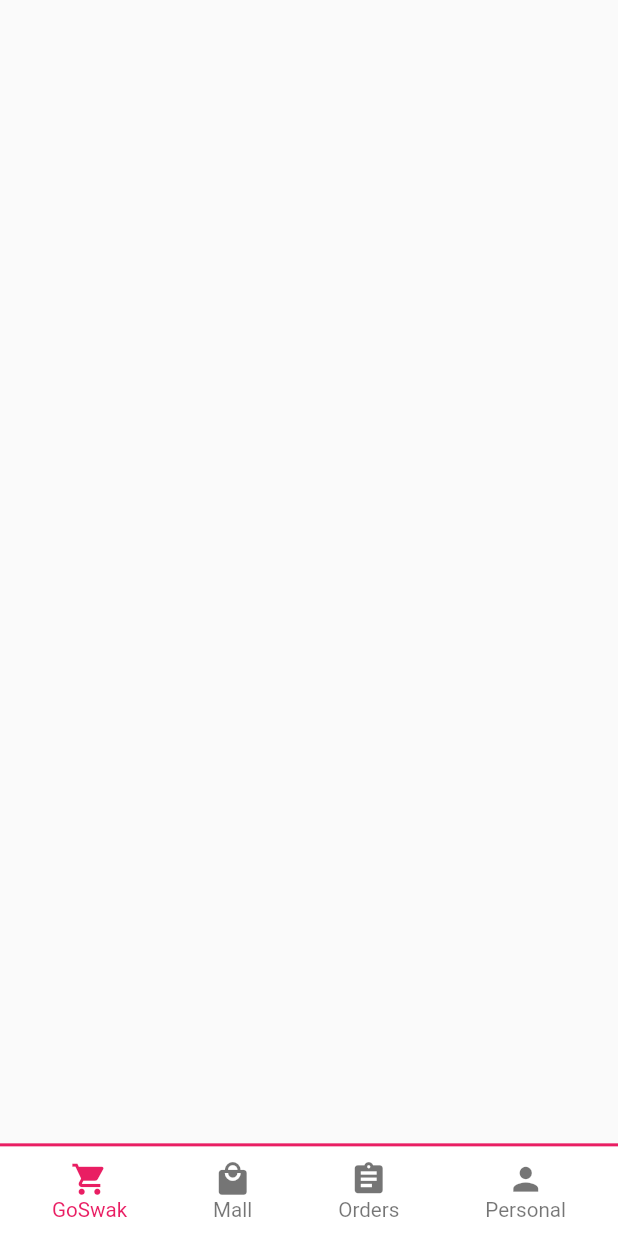
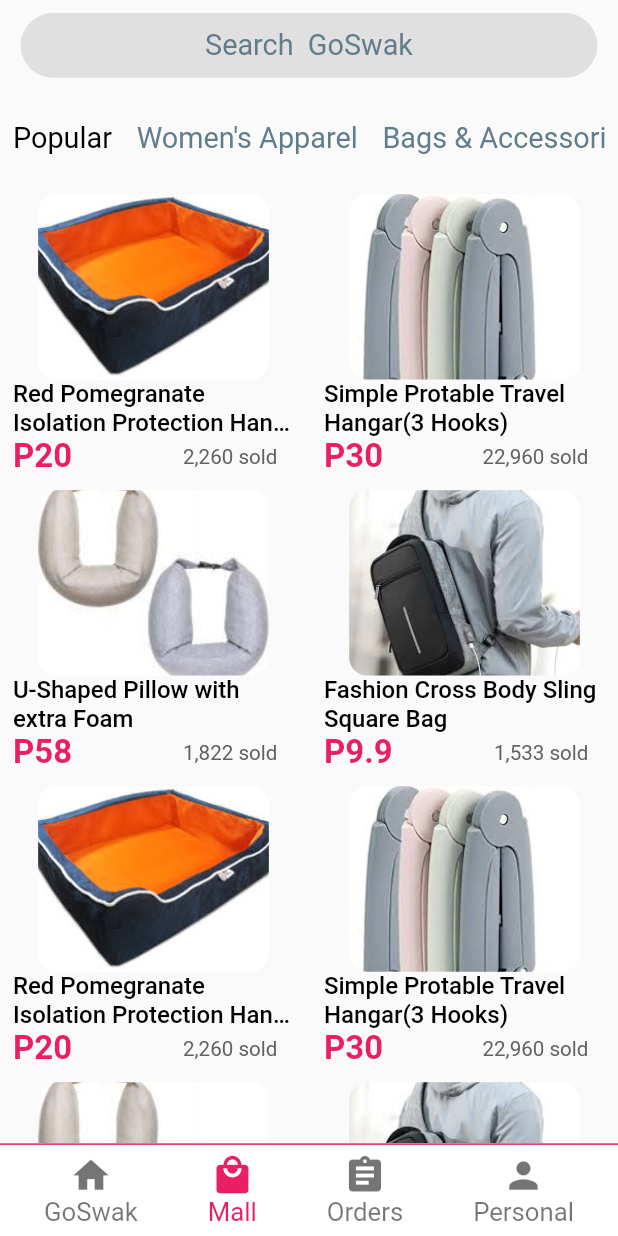
Before and after one commit to Divmak11/flutter_go_swak, a Flutter app: the screen it shows after launch, item 2 of the bottom bar chosen, on a phone screen of 412 x 824 dp. Run offline on Flutter 3.47's test engine with Material 2 defaults, Android fonts, the light colour scheme and no system bars; our stand-ins replace flutter_screenutil.

Commit message:
second commit

```diff
--- a/lib/main.dart
+++ b/lib/main.dart
@@ -1,4 +1,5 @@
 import 'package:flutter/material.dart';
+import 'package:fluttergoshak/screens/tab_screen.dart';
 
 import 'screens/homepage.dart';
 
@@ -16,7 +17,7 @@ class MyApp extends StatelessWidget {
         primarySwatch: Colors.blue,
         visualDensity: VisualDensity.adaptivePlatformDensity,
       ),
-      home: HomePage(),
+      home: TabScreen(),
     );
   }
 }
--- a/lib/model/data_class.dart
+++ b/lib/model/data_class.dart
@@ -19,4 +19,17 @@ class Coupon {
 
 class Product{
 
+  String productTitle;
+  String imagePath;
+  String amount;
+  String soldUnits;
+  String id;
+
+  Product({
+    this.id,
+    this.productTitle,
+    this.imagePath,
+    this.soldUnits,
+    this.amount
+});
 }
--- a/lib/model/dummy_data.dart
+++ b/lib/model/dummy_data.dart
@@ -49,3 +49,73 @@ class CouponData {
     ),
   ];
 }
+
+
+class ProductData{
+
+  List<Product> products = [
+
+    Product(
+      id: '1',
+      productTitle: 'Red Pomegranate Isolation Protection Hand Bag',
+      soldUnits: '2,260',
+      amount: '20',
+      imagePath: 'assets/products/bed.jpg'
+    ),
+
+    Product(
+        id: '2',
+        productTitle: 'Simple Protable Travel Hangar(3 Hooks)',
+        soldUnits: '22,960',
+        amount: '30',
+        imagePath: 'assets/products/travelhangar.jpg'
+    ),
+
+    Product(
+        id: '3',
+        productTitle: 'U-Shaped Pillow with extra Foam',
+        soldUnits: '1,822',
+        amount: '58',
+        imagePath: 'assets/products/pillow.jpg'
+    ),
+
+    Product(
+        id: '4',
+        productTitle: 'Fashion Cross Body Sling Square Bag',
+        soldUnits: '1,533',
+        amount: '9.9',
+        imagePath: 'assets/products/download.jpg'
+    ),
+    Product(
+        id: '1',
+        productTitle: 'Red Pomegranate Isolation Protection Hand Bag',
+        soldUnits: '2,260',
+        amount: '20',
+        imagePath: 'assets/products/bed.jpg'
+    ),
+
+    Product(
+        id: '2',
+        productTitle: 'Simple Protable Travel Hangar(3 Hooks)',
+        soldUnits: '22,960',
+        amount: '30',
+        imagePath: 'assets/products/travelhangar.jpg'
+    ),
+
+    Product(
+        id: '3',
+        productTitle: 'U-Shaped Pillow with extra Foam',
+        soldUnits: '1,822',
+        amount: '58',
+        imagePath: 'assets/products/pillow.jpg'
+    ),
+
+    Product(
+        id: '4',
+        productTitle: 'Fashion Cross Body Sling Square Bag',
+        soldUnits: '1,533',
+        amount: '9.9',
+        imagePath: 'assets/products/download.jpg'
+    ),
+  ];
+}
--- a/lib/screens/mall_page.dart
+++ b/lib/screens/mall_page.dart
@@ -1,10 +1,112 @@
 import 'package:flutter/material.dart';
+import 'package:flutter_screenutil/screenutil.dart';
+import 'package:fluttergoshak/model/dummy_data.dart';
 import 'package:fluttergoshak/widgets/bottom_navgation.dart';
+import 'package:fluttergoshak/widgets/product_item.dart';
+
+import 'product_detail.dart';
 class MallPage extends StatelessWidget {
   @override
   Widget build(BuildContext context) {
-    return Scaffold(
-      bottomNavigationBar: CustomBottomNavigation(),
+    return SafeArea(
+      child: Scaffold(
+      body: SingleChildScrollView(
+        child: Padding(
+          padding: EdgeInsets.all(ScreenUtil().setHeight(14)),
+          child: Column(
+            children: [
+              Container(
+                height: ScreenUtil().setHeight(70),
+                width: ScreenUtil().setWidth(700),
+                decoration: BoxDecoration(
+                  color: Colors.grey[300],
+                  borderRadius: BorderRadius.all(Radius.circular(30)),
+                ),
+                child: Align(
+                  alignment: Alignment.center,
+                  child: Text(
+                    'Search  GoSwak',
+                    style: TextStyle(
+                      color: Colors.blueGrey,
+                      fontSize: ScreenUtil().setSp(35)
+                    ),
+                  ),
+                ),
+              ),
+              SizedBox(height: ScreenUtil().setHeight(15),),
+              Container(
+                height: ScreenUtil().setHeight(100),
+                width:  ScreenUtil().setWidth(1000),
+                child: SingleChildScrollView(
+                  scrollDirection: Axis.horizontal,
+                  child: Row(
+                    mainAxisAlignment: MainAxisAlignment.spaceBetween,
+                    children: [
+                      Text(
+                        'Popular',
+                        style: TextStyle(
+                            color: Colors.black,
+                            fontSize: ScreenUtil().setSp(35)
+                        ),
+                      ),
+                      SizedBox(width: ScreenUtil().setWidth(30),),
+                      Text(
+                        'Women\'s Apparel',
+                        style: TextStyle(
+                            color: Colors.blueGrey,
+                            fontSize: ScreenUtil().setSp(35)
+                        ),
+                      ),
+                      SizedBox(width: ScreenUtil().setWidth(30),),
+                      Text(
+                        'Bags & Accessories',
+                        style: TextStyle(
+                            color: Colors.blueGrey,
+                            fontSize: ScreenUtil().setSp(35)
+                        ),
+                      ),
+                      SizedBox(width: ScreenUtil().setWidth(30),),
+                      Text(
+                        'Top Frenzy',
+                        style: TextStyle(
+                            color: Colors.blueGrey,
+                            fontSize: ScreenUtil().setSp(35)
+                        ),
+                      ),
+                  ],),
+                ),
+              ),
+              SizedBox(height: ScreenUtil().setSp(12),),
+              GridView.builder(
+                shrinkWrap: true,
+                physics: ScrollPhysics(),
+                itemCount: ProductData().products.length,
+                  gridDelegate: SliverGridDelegateWithFixedCrossAxisCount(
+                      crossAxisCount: 2,
+                  crossAxisSpacing: 20,
+                  mainAxisSpacing: 10,
+                  ),
+                  itemBuilder: (ctx,index) {
+                    return GestureDetector(
+                      onTap: () {
+                        Navigator.of(context).push(
+                            MaterialPageRoute(builder: (ctx)=> ProductDetails(
+                              ProductData().products[index].id
+                            )));
+                        },
+                      child: ProductItem(
+                        title: ProductData().products[index].productTitle,
+                        amount: ProductData().products[index].amount,
+                        productImagePath: ProductData().products[index].imagePath,
+                        soldUnits: ProductData().products[index].soldUnits,
+                      ),
+                    );
+                  })
+            ],
+          ),
+        ),
+      )
+      ),
     );
   }
 }
--- /dev/null
+++ b/lib/screens/tab_screen.dart
@@ -0,0 +1,48 @@
+import 'package:flutter/material.dart';
+import 'package:flutter_screenutil/screenutil.dart';
+import 'package:fluttergoshak/screens/homepage.dart';
+import 'package:fluttergoshak/screens/mall_page.dart';
+import 'package:fluttergoshak/widgets/bottom_navgation.dart';
+class TabScreen extends StatefulWidget {
+  @override
+  _TabScreenState createState() => _TabScreenState();
+}
+
+class _TabScreenState extends State<TabScreen> {
+
+  List<Map<String,Object>> _pages;
+  int _selectedPageIndex=0;
+
+
+  @override
+  void initState() {
+    _pages=[
+      {
+        'page': HomePage(),
+      },
+      {
+        'page':MallPage(),
+      }
+    ];
+    super.initState();
+  }
+
+  void selectPage(int index)
+  {
+    print(index);
+    setState(() {
+      _selectedPageIndex=index;
+    });
+
+  }
+  @override
+  Widget build(BuildContext context) {
+    ScreenUtil.init(context, width: 750, height: 1334, allowFontScaling: true);
+    return SafeArea(
+      child: Scaffold(
+        body: _pages[_selectedPageIndex]['page'],
+        bottomNavigationBar: CustomBottomNavigation(pageIndex: _selectedPageIndex,changePage: selectPage,),
+      ),
+    );
+  }
+}
--- a/lib/widgets/bottom_navgation.dart
+++ b/lib/widgets/bottom_navgation.dart
@@ -1,12 +1,11 @@
 import 'package:flutter/material.dart';
 import 'package:flutter_screenutil/screenutil.dart';
-import 'package:fluttergoshak/screens/homepage.dart';
-import 'package:fluttergoshak/screens/mall_page.dart';
 
 class CustomBottomNavigation extends StatefulWidget {
 
   final int pageIndex;
-  CustomBottomNavigation({this.pageIndex});
+  final Function changePage;
+  CustomBottomNavigation({this.pageIndex,this.changePage});
 
   @override
   _CustomBottomNavigationState createState() => _CustomBottomNavigationState();
@@ -31,21 +30,21 @@ class _CustomBottomNavigationState extends State<CustomBottomNavigation> {
       child: FittedBox(
         child: selectedPage == false ? Column(
           children: [
-            Icon(iconData,color: Colors.black54,size: 25,),
+            Icon(iconData,color: Colors.black54,size: ScreenUtil().setSp(75),),
             Text(labelText,
               style: TextStyle(
               color: Colors.black54,
-              fontSize: ScreenUtil().setSp(25),
+              fontSize: ScreenUtil().setSp(45),
             ),
             )
           ],
         ):Column(
           children: [
-            Icon(iconData,color: Colors.pink,size: 25,),
+            Icon(iconData,color: Colors.pink,size: ScreenUtil().setSp(75),),
             Text(labelText,
               style: TextStyle(
                 color: Colors.pink,
-                fontSize: ScreenUtil().setSp(25),
+                fontSize: ScreenUtil().setSp(45),
               ),
             )
           ],
@@ -56,30 +55,31 @@ class _CustomBottomNavigationState extends State<CustomBottomNavigation> {
 
   checkForSelection(int index)
   {
-    if(index == 1)
+    if(index == 0)
       {
         isHomeSelected = true;
         isMallSelected = false;
         isOrderSelected = false;
         isPersonalSelected = false;
-        Navigator.of(context).push(MaterialPageRoute(builder: (ctx)=> HomePage()));
+        widget.changePage(index);
       }
-    if(index == 2)
+    if(index == 1)
     {
       isHomeSelected = false;
       isMallSelected = true;
       isOrderSelected = false;
       isPersonalSelected = false;
-      Navigator.of(context).push(MaterialPageRoute(builder: (ctx)=> MallPage()));
+      widget.changePage(index);
+
     }
-    if(index == 3)
+    if(index == 2)
     {
       isHomeSelected = false;
       isMallSelected = false;
       isOrderSelected = true;
       isPersonalSelected = false;
     }
-    if(index == 4)
+    if(index == 3)
     {
       isHomeSelected = false;
       isMallSelected = false;
@@ -96,7 +96,7 @@ class _CustomBottomNavigationState extends State<CustomBottomNavigation> {
         decoration: BoxDecoration(
           color: Colors.white,
           border: Border(
-            top: BorderSide(color: Colors.pink,width: 2,style: BorderStyle.solid),
+            top: BorderSide(color: Colors.pink,width: 1,style: BorderStyle.solid),
           )
         ),
       child: Padding(
@@ -104,10 +104,10 @@ class _CustomBottomNavigationState extends State<CustomBottomNavigation> {
         child: Row(
           mainAxisAlignment: MainAxisAlignment.spaceAround,
           children: [
-            buildNavigationTiles(Icons.shopping_cart, 'GoSwak',1,isHomeSelected),
-            buildNavigationTiles(Icons.local_mall, 'Mall',2,isMallSelected),
-            buildNavigationTiles(Icons.assignment, 'Orders',3,isOrderSelected),
-            buildNavigationTiles(Icons.person, 'Personal',4,isPersonalSelected)
+            buildNavigationTiles(Icons.home, 'GoSwak',0,isHomeSelected),
+            buildNavigationTiles(Icons.local_mall, 'Mall',1,isMallSelected),
+            buildNavigationTiles(Icons.assignment, 'Orders',2,isOrderSelected),
+            buildNavigationTiles(Icons.person, 'Personal',3,isPersonalSelected)
           ],
         ),
       ),
--- /dev/null
+++ b/lib/widgets/product_item.dart
@@ -0,0 +1,61 @@
+import 'package:flutter/material.dart';
+import 'package:flutter_screenutil/screenutil.dart';
+class ProductItem extends StatelessWidget {
+
+  final String productImagePath;
+  final String title;
+  final String amount;
+  final String soldUnits;
+
+  ProductItem({this.productImagePath,this.title,this.amount,this.soldUnits});
+
+  @override
+  Widget build(BuildContext context) {
+    return Container(
+      height: ScreenUtil().setHeight(300),
+      child: Column(
+        children: [
+          ClipRRect(
+            borderRadius: BorderRadius.all(Radius.circular(12)),
+            child: Image.asset(productImagePath,
+                fit: BoxFit.cover,
+                height:ScreenUtil().setHeight(200),
+                width: ScreenUtil().setWidth(280),
+            ),
+          ),
+          Text(title,
+          maxLines: 2,
+          overflow: TextOverflow.ellipsis,
+          style: Theme.of(context).textTheme.subtitle1.copyWith(
+              color: Colors.black,fontWeight: FontWeight.w500),
+          ),
+
+          Padding(
+            padding: EdgeInsets.only(right: ScreenUtil().setHeight(18)),
+            child: Row(
+              mainAxisAlignment: MainAxisAlignment.spaceBetween,
+              children: [
+                Text(
+                  'P$amount',
+                  style: TextStyle(
+                    color: Colors.pink,
+                    fontWeight: FontWeight.bold,
+                    fontSize: ScreenUtil().setSp(40),
+                  ),
+                ),
+                Text(
+                  '$soldUnits sold',
+                  maxLines: 1,
+                  style: TextStyle(
+                      color: Colors.grey[700],
+                      fontSize: ScreenUtil().setSp(25),
+                      fontWeight: FontWeight.w400),
+                ),
+              ],
+            ),
+          )
+        ],
+      ),
+    );
+  }
+}
```
Also changed, not shown: lib/screens/homepage.dart (+59 -37 lines), lib/screens/product_detail.dart (added, +198 -0 lines), lib/widgets/custom_bottom_bar.dart (added, +90 -0 lines), assets/products/bed.jpg (added), assets/products/download.jpg (added), assets/products/pillow.jpg (added), assets/products/travelhangar.jpg (added).
